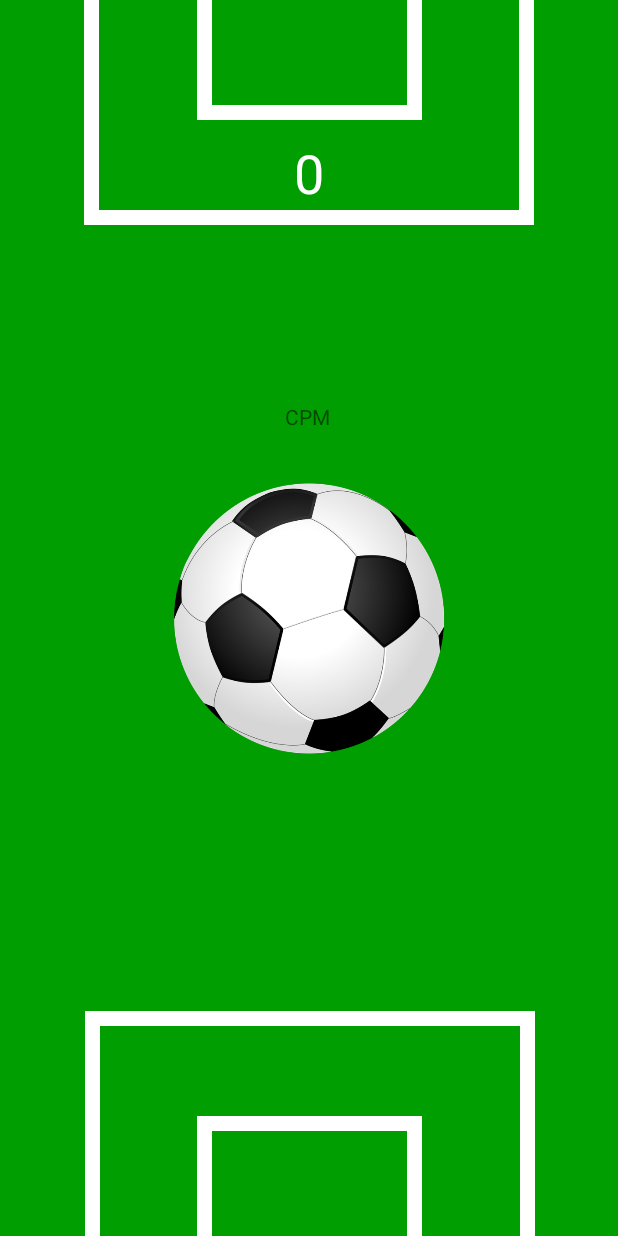
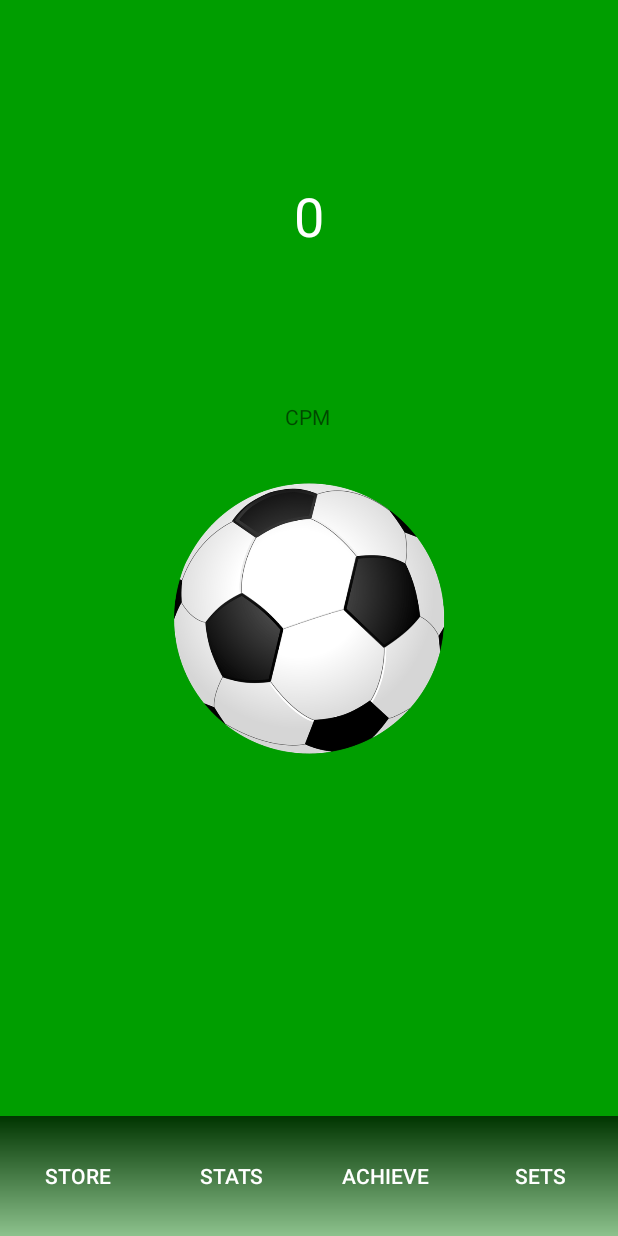
Before and after one commit to Guttulsrud/kotlin-incremental-game, an Android app: the screen it shows after launch (MainActivity), on a phone screen of 412 x 824 dp. Run offline under Robolectric (Android 15) with nearby library versions, the light colour scheme and no system bars.

Commit message:
UI changes

```diff
--- a/app/src/main/res/drawable/field_lines.xml
+++ b/app/src/main/res/drawable/field_lines.xml
@@ -6,10 +6,10 @@
         </shape>
     </item>
     <item
-        android:bottom="10dp"
-        android:left="10dp"
-        android:right="10dp"
-        android:top="0dp">
+        android:bottom="3dp"
+        android:left="3dp"
+        android:right="3dp"
+        android:top="3dp">
         <shape>
             <solid android:color="@color/footballGreen" />
         </shape>
--- /dev/null
+++ b/app/src/main/res/drawable/menu_bar_gradient.xml
@@ -0,0 +1,9 @@
+<?xml version="1.0" encoding="utf-8"?>
+<shape xmlns:android="http://schemas.android.com/apk/res/android"
+    android:shape="rectangle">
+    <gradient android:angle="270"
+        android:startColor="#AA000000"
+        android:endColor="#AAD3D3D3"
+        />
+
+</shape>
--- a/app/src/main/res/layout/activity_main.xml
+++ b/app/src/main/res/layout/activity_main.xml
@@ -42,57 +42,63 @@
         app:layout_constraintTop_toBottomOf="@+id/textView"
         app:layout_constraintVertical_bias="1.0" />
 
-    <androidx.constraintlayout.widget.ConstraintLayout
-        android:layout_width="300dp"
-        android:layout_height="150dp"
-        android:background="@drawable/field_lines"
+    <TextView
+        android:id="@+id/textView"
+        android:layout_width="wrap_content"
+        android:layout_height="wrap_content"
+        android:text="@string/cookies"
+        android:textColor="@color/footballWhite"
+        android:textSize="36sp"
+        app:layout_constraintBottom_toTopOf="@+id/button"
         app:layout_constraintEnd_toEndOf="parent"
         app:layout_constraintStart_toStartOf="parent"
-        app:layout_constraintTop_toTopOf="parent">
+        app:layout_constraintTop_toTopOf="parent" />
 
-        <androidx.constraintlayout.widget.ConstraintLayout
-            android:id="@+id/constraintLayout2"
-            android:layout_width="150dp"
-            android:layout_height="80dp"
-            android:background="@drawable/field_lines"
-            app:layout_constraintEnd_toEndOf="parent"
-            app:layout_constraintStart_toStartOf="parent"
-            app:layout_constraintTop_toTopOf="parent">
-
-        </androidx.constraintlayout.widget.ConstraintLayout>
-
-        <TextView
-            android:id="@+id/textView"
-            android:layout_width="wrap_content"
-            android:layout_height="wrap_content"
-            android:text="@string/cookies"
-            android:textColor="@color/footballWhite"
-            android:textSize="36sp"
-            app:layout_constraintBottom_toBottomOf="parent"
-            app:layout_constraintEnd_toEndOf="parent"
-            app:layout_constraintStart_toStartOf="parent"
-            app:layout_constraintTop_toBottomOf="@+id/constraintLayout2" />
-    </androidx.constraintlayout.widget.ConstraintLayout>
-
-    <androidx.constraintlayout.widget.ConstraintLayout
-        android:id="@+id/constraintLayout"
-        android:layout_width="300dp"
-        android:layout_height="150dp"
-        android:background="@drawable/field_lines"
-        android:rotation="180"
+    <LinearLayout
+        android:layout_width="match_parent"
+        android:layout_height="80dp"
+        android:background="@drawable/menu_bar_gradient"
+        android:orientation="horizontal"
+        android:weightSum="4"
         app:layout_constraintBottom_toBottomOf="parent"
         app:layout_constraintEnd_toEndOf="parent"
-        app:layout_constraintHorizontal_bias="0.504"
         app:layout_constraintStart_toStartOf="parent">
 
-        <androidx.constraintlayout.widget.ConstraintLayout
-            android:layout_width="150dp"
-            android:layout_height="80dp"
-            android:background="@drawable/field_lines"
-            app:layout_constraintEnd_toEndOf="parent"
-            app:layout_constraintStart_toStartOf="parent"
-            app:layout_constraintTop_toTopOf="parent">
+        <Button
+            android:id="@+id/store_button"
+            android:layout_width="wrap_content"
+            android:layout_height="match_parent"
+            android:layout_weight="1"
+            android:background="#00000000"
+            android:text="Store"
+            android:textColor="@color/footballWhite" />
 
-        </androidx.constraintlayout.widget.ConstraintLayout>
-    </androidx.constraintlayout.widget.ConstraintLayout>
+        <Button
+            android:id="@+id/stats_button"
+            android:layout_width="wrap_content"
+            android:layout_height="match_parent"
+            android:layout_weight="1"
+            android:background="#00000000"
+            android:text="stats"
+            android:textColor="@color/footballWhite" />
+
+        <Button
+            android:id="@+id/achievements_button"
+            android:layout_width="wrap_content"
+            android:layout_height="match_parent"
+            android:layout_weight="1"
+            android:background="#00000000"
+            android:text="achieve"
+            android:textColor="@color/footballWhite" />
+
+        <Button
+            android:id="@+id/settings_button"
+            android:layout_width="wrap_content"
+            android:layout_height="match_parent"
+            android:layout_weight="1"
+            android:background="#00000000"
+            android:text="Sets"
+            android:textColor="@color/footballWhite" />
+    </LinearLayout>
+
 </androidx.constraintlayout.widget.ConstraintLayout>
```
